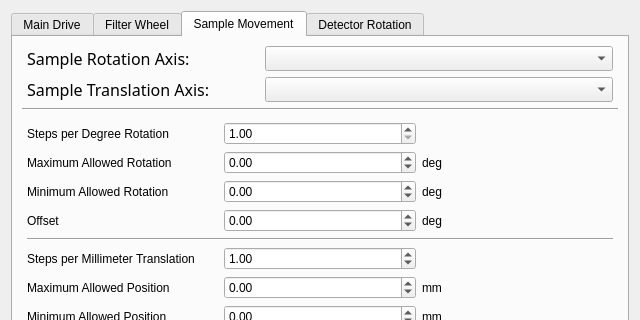
mitbailey/MMC, file ui/machine_config.ui: the form before one commit; both pictures show x 0 to 640 and y 0 to 320 of the 640 by 533 pixel window.
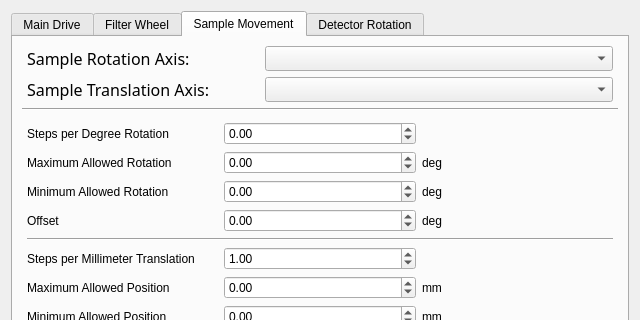
The form after the commit. The open tabs and pages were chosen to show the change.

Commit message: Added post-home residual movement remediation; fixed 789's homing algorithm to not trigger as being homed on any response which contains a 0; fixed a number of GUI bugs.

```diff
--- a/ui/machine_config.ui
+++ b/ui/machine_config.ui
@@ -777,10 +777,10 @@
          <item row="0" column="1">
           <widget class="QDoubleSpinBox" name="smr_steps_per_deg">
            <property name="minimum">
-            <double>1.000000000000000</double>
+            <double>-9999999.000000000000000</double>
            </property>
            <property name="maximum">
-            <double>999999999.000000000000000</double>
+            <double>9999999.000000000000000</double>
            </property>
           </widget>
          </item>
```
Left out of the diff: 8 changed lines with no effect on the pictures. The commit also changes 5 other files.
